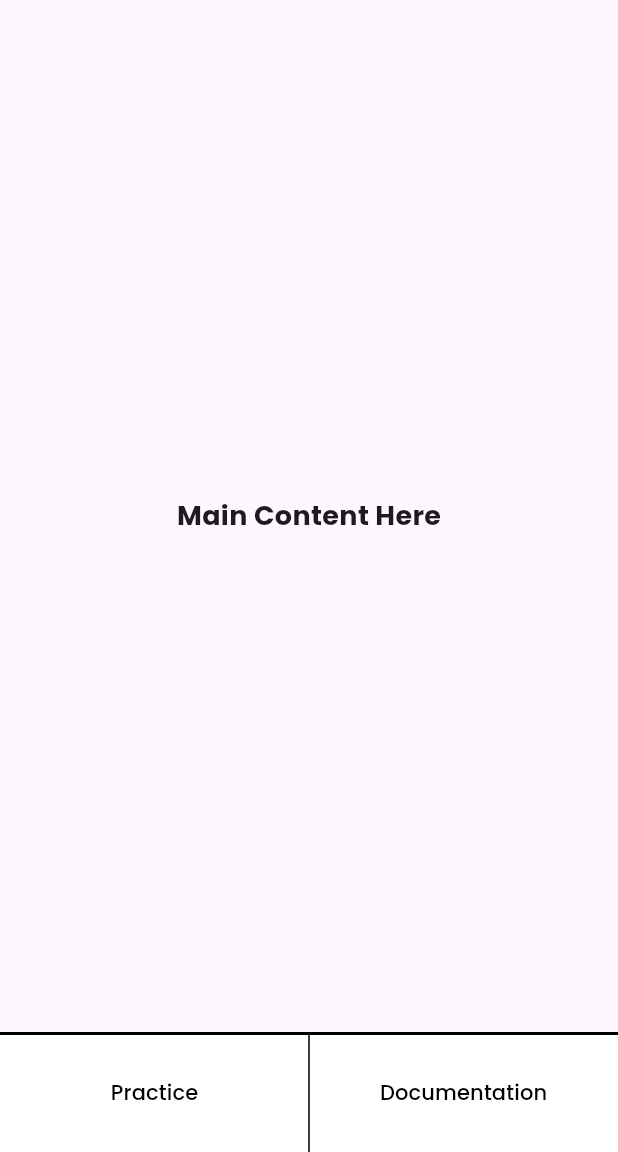
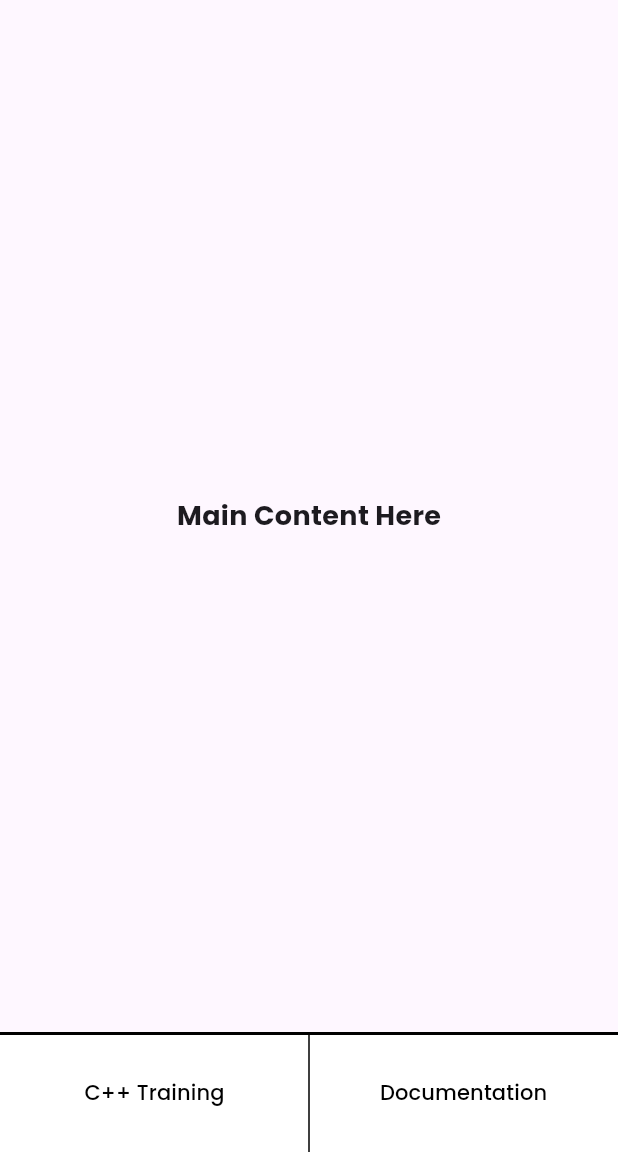
Before and after one commit to Tghica/tempi2, a Flutter app: the screen it shows after launch, on a phone screen of 412 x 824 dp, the part 84-1236 px from its top. Run offline on Flutter 3.47's test engine with Material 3 defaults, Android fonts, the phone set to English and light mode, and no system bars.

Commit message:
Popi a schimbat din Practice in C++ training pe homepage

```diff
--- a/lib/pages/home.dart
+++ b/lib/pages/home.dart
@@ -148,25 +148,27 @@ class _HomePageState extends State<HomePage> {
                   Expanded(
                     child: ElevatedButton(
                       style: ElevatedButton.styleFrom(
-                        fixedSize: const Size.fromHeight(80), // Set button height to 80
+                        fixedSize: const Size.fromHeight(80),
                         shape: const RoundedRectangleBorder(
-                          borderRadius: BorderRadius.zero, // Remove button border radius
+                          borderRadius: BorderRadius.zero,
                         ),
-                        backgroundColor: _lastPressedButton == 1
-                            ? Colors.blue // Highlight Practice button
-                            : Colors.white, // Default color
-                        foregroundColor: _lastPressedButton == 1
-                            ? Colors.white // Text color for highlighted button
-                            : Colors.black, // Default text color
-                        elevation: 0, // Remove button shadow
+                        backgroundColor: _lastPressedButton == 1 ? Colors.blue : Colors.white,
+                        foregroundColor: _lastPressedButton == 1 ? Colors.white : Colors.black,
+                        elevation: 0,
                       ),
                       onPressed: () {
                         setState(() {
-                          _lastPressedButton = 1; // Track Practice button as pressed
+                          _lastPressedButton = 1;
                         });
-                        log('Practice button pressed');
+                        log('C++ Training button pressed');
+                        Navigator.push(
+                          context,
+                          MaterialPageRoute(
+                            builder: (context) => const TrainingCppPage(),
+                          ),
+                        );
                       },
-                      child: const Text('Practice'),
+                      child: const Text('C++ Training'),
                     ),
                   ),
                   Expanded(
```
Also changed, not shown: 1 other file.
